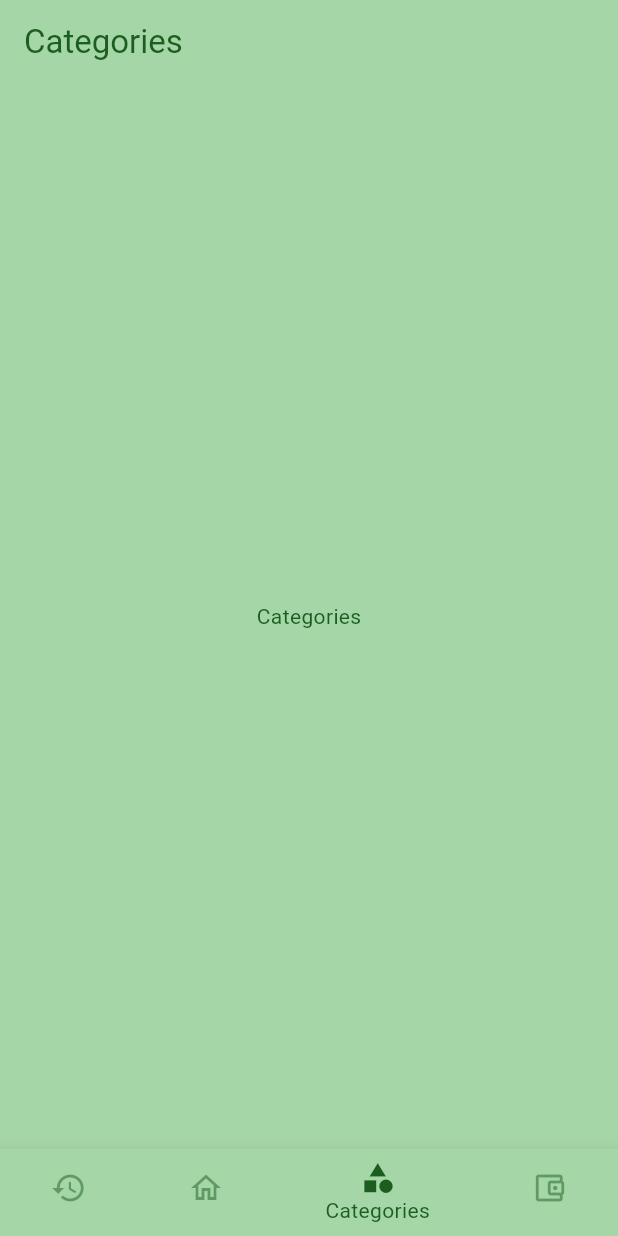
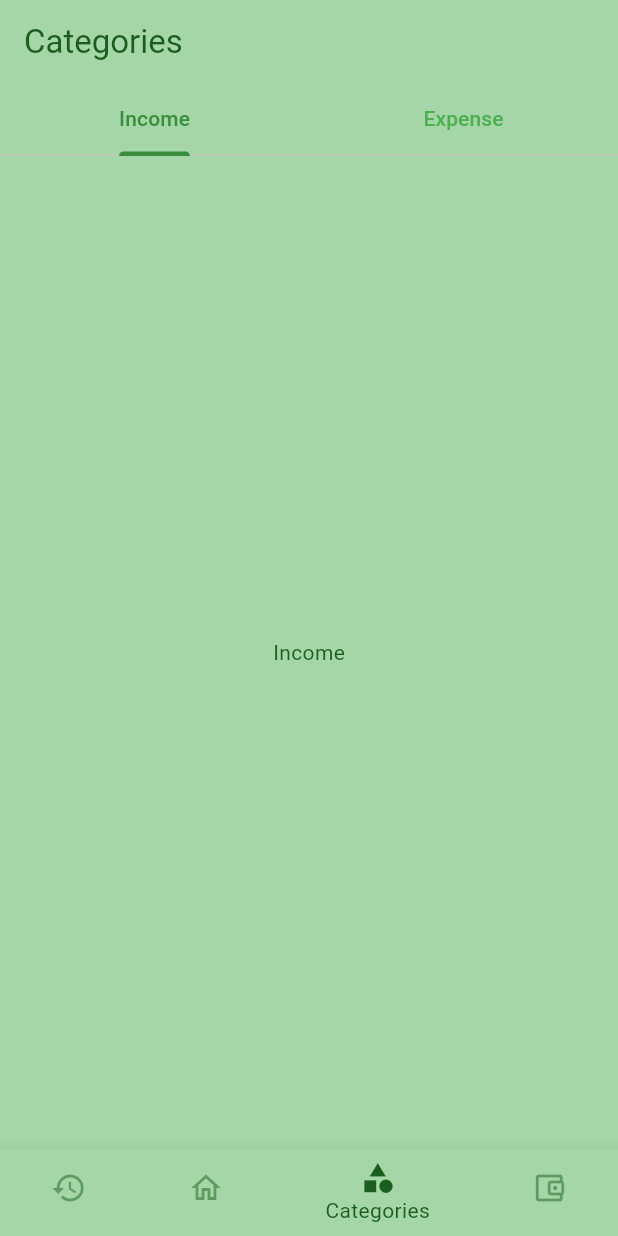
Before and after one commit to SnakyDH/personal_finance, a Flutter app: the CategoriesView screen opened by its route, on a phone screen of 412 x 824 dp. Run offline on Flutter 3.47's test engine with Material 3 defaults, Android fonts, the phone set to English and light mode, and no system bars; our stand-ins replace go_router.

```diff
--- a/lib/ui/views/categories_view.dart
+++ b/lib/ui/views/categories_view.dart
@@ -6,11 +6,30 @@ class CategoriesView extends StatelessWidget {
 
   @override
   Widget build(BuildContext context) {
-    return Scaffold(
-      appBar: AppBar(title: const Text('Categories')),
-      body: const Center(
-        child: Text('Categories'),
-      ),
-    );
+    return DefaultTabController(
+        length: 2,
+        child: Scaffold(
+          appBar: AppBar(
+            title: const Text('Categories'),
+            bottom: const TabBar(tabs: [
+              Tab(
+                text: 'Income',
+              ),
+              Tab(
+                text: 'Expense',
+              ),
+            ]),
+          ),
+          body: const TabBarView(
+            children: [
+              Center(
+                child: Text('Income'),
+              ),
+              Center(
+                child: Text('Expense'),
+              ),
+            ],
+          ),
+        ));
   }
 }
```
